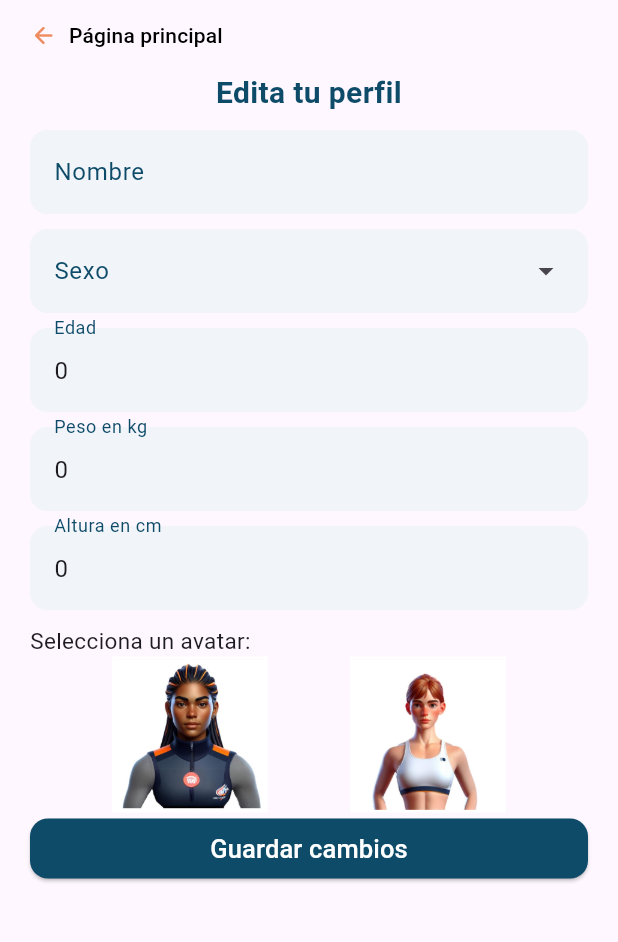
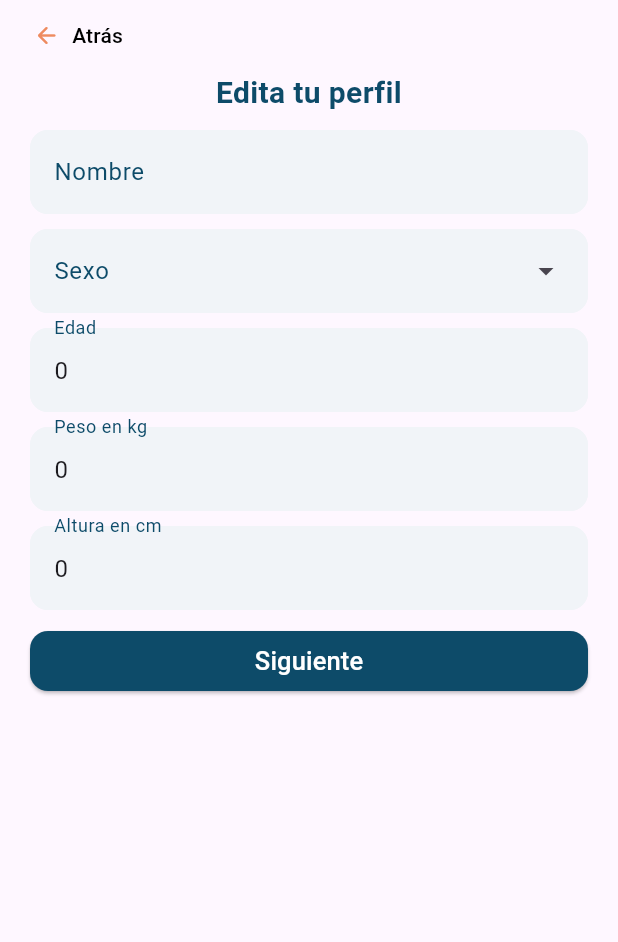
Before and after one commit to DaDomenzain/Ergoflow, a Flutter app: the screen it shows once a user with an empty profile is signed in, on a phone screen of 412 x 824 dp, the part 188-1130 px from its top. Run offline on Flutter 3.47's test engine with Material 3 defaults, Android fonts, the phone set to English and light mode, and no system bars; our stand-ins replace cloud_firestore, firebase_auth, firebase_core, flutter_blue_plus, get, permission_handler and 1 more; accounts and stored records are empty.

Commit message:
Firestore working

```diff
--- a/lib/logic/auth.dart
+++ b/lib/logic/auth.dart
@@ -1,3 +1,4 @@
+import 'package:ergo_flow/screens/home/home.dart';
 import 'package:ergo_flow/screens/login/login.dart';
 import 'package:ergo_flow/screens/profile_edit/profile_edit.dart';
 import 'package:firebase_auth/firebase_auth.dart';
--- a/lib/providers/user_info.dart
+++ b/lib/providers/user_info.dart
@@ -6,7 +6,7 @@ class MyUserInfo with ChangeNotifier {
   late int _age;
   late String _sex;
   String _name = 'Usuario';
-  String _avatar = 'assets/images/avatar_h_2.jpg';
+  String _avatar = 'assets/images/avatar_h_1.jpg';
   late String? _email;
 
   int get height {
--- a/lib/screens/global_widgets/go_back.dart
+++ b/lib/screens/global_widgets/go_back.dart
@@ -13,8 +13,7 @@ class GoBack extends StatelessWidget {
             Icons.arrow_back_rounded,
             color: ColorPalette.naranja,
           ),
-          label: Text('Página principal',
-              style: TextStyle(color: ColorPalette.negro)),
+          label: Text('Atrás', style: TextStyle(color: ColorPalette.negro)),
           style: TextButton.styleFrom(padding: const EdgeInsets.all(0)),
           onPressed: () {
             Navigator.pop(context);
--- a/lib/screens/home/widgets/button_list.dart
+++ b/lib/screens/home/widgets/button_list.dart
@@ -8,7 +8,7 @@ import 'package:ergo_flow/screens/new_measurement/new_measurement.dart';
 
 class ButtonList extends StatelessWidget {
   const ButtonList({super.key});
-  final double buttonheight = 40;
+  final double buttonheight = 45;
   final double buttonwidth = 175;
   @override
   Widget build(BuildContext context) {
--- a/lib/screens/profile_edit/widgets/profile_inputs.dart
+++ b/lib/screens/profile_edit/widgets/profile_inputs.dart
@@ -3,7 +3,7 @@ import 'package:ergo_flow/logic/profile_controller.dart';
 import 'package:ergo_flow/logic/user.dart';
 import 'package:ergo_flow/providers/user_info.dart';
 import 'package:ergo_flow/screens/global_widgets/my_textfield.dart';
-import 'package:ergo_flow/screens/home/home.dart';
+import 'package:ergo_flow/screens/profile_edit/avatar_select.dart';
 import 'package:flutter/material.dart';
 import 'package:get/get.dart';
 import 'package:provider/provider.dart';
@@ -24,130 +24,10 @@ class _ProfileInputsState extends State<ProfileInputs> {
   final TextEditingController weightController = TextEditingController();
   final TextEditingController heightController = TextEditingController();
 
-  String? selectedSex = '';
   String selectedAvatar = '';
   Color border1 = ColorPalette.blanco;
   Color border2 = ColorPalette.blanco;
   Color border3 = ColorPalette.blanco;
-
-  void editProfile() {}
-
-  Row buildAvatarSelector(String sex) {
-    Row avatarRow;
-
-    if (sex == 'Masculino') {
-      avatarRow = Row(
-        mainAxisAlignment: MainAxisAlignment.spaceEvenly,
-        children: [
-          Container(
-            decoration:
-                BoxDecoration(border: Border.all(color: border1, width: 2)),
-            child: GestureDetector(
-              onTap: () {
-                setState(() {
-                  border1 = ColorPalette.azul;
-                  border2 = ColorPalette.blanco;
-                  border3 = ColorPalette.blanco;
-                  selectedAvatar = 'assets/images/avatar_h_1.jpg';
-                });
-              }, // Image tapped
-              child: Image.asset(
-                'assets/images/avatar_h_1.jpg',
-                fit: BoxFit.cover, // Fixes border issues
-                width: 100.0,
-                height: 100.0,
-              ),
-            ),
-          ),
-          Container(
-            decoration:
-                BoxDecoration(border: Border.all(color: border2, width: 2)),
-            child: GestureDetector(
-              onTap: () {
-                setState(() {
-                  border1 = ColorPalette.blanco;
-                  border2 = ColorPalette.azul;
-                  border3 = ColorPalette.blanco;
-                  selectedAvatar = 'assets/images/avatar_h_2.jpg';
-                });
-              }, // Image tapped
-              child: Image.asset(
-                'assets/images/avatar_h_2.jpg',
-                fit: BoxFit.cover, // Fixes border issues
-                width: 100.0,
-                height: 100.0,
-              ),
-            ),
-          ),
-          Container(
-            decoration:
-                BoxDecoration(border: Border.all(color: border3, width: 2)),
-            child: GestureDetector(
-              onTap: () {
-                setState(() {
-                  border1 = ColorPalette.blanco;
-                  border2 = ColorPalette.blanco;
-                  border3 = ColorPalette.azul;
-                  selectedAvatar = 'assets/images/avatar_h_3.jpg';
-                });
-              }, // Image tapped
-              child: Image.asset(
-                'assets/images/avatar_h_3.jpg',
-                fit: BoxFit.cover, // Fixes border issues
-                width: 100.0,
-                height: 100.0,
-              ),
-            ),
-          ),
-        ],
-      );
-    } else {
-      avatarRow = Row(
-        mainAxisAlignment: MainAxisAlignment.spaceEvenly,
-        children: [
-          Container(
-            decoration:
-                BoxDecoration(border: Border.all(color: border1, width: 2)),
-            child: GestureDetector(
-              onTap: () {
-                setState(() {
-                  border1 = ColorPalette.azul;
-                  border2 = ColorPalette.blanco;
-                  selectedAvatar = 'assets/images/avatar_m_1.jpg';
-                });
-              }, // Image tapped
-              child: Image.asset(
-                'assets/images/avatar_m_1.jpg',
-                fit: BoxFit.cover, // Fixes border issues
-                width: 100.0,
-                height: 100.0,
-              ),
-            ),
-          ),
-          Container(
-            decoration:
-                BoxDecoration(border: Border.all(color: border2, width: 2)),
-            child: GestureDetector(
-              onTap: () {
-                setState(() {
-                  border1 = ColorPalette.blanco;
-                  border2 = ColorPalette.azul;
-                  selectedAvatar = 'assets/images/avatar_m_2.jpg';
-                });
-              }, // Image tapped
-              child: Image.asset(
-                'assets/images/avatar_m_2.jpg',
-                fit: BoxFit.cover, // Fixes border issues
-                width: 100.0,
-                height: 100.0,
-              ),
-            ),
-          ),
-        ],
-      );
-    }
-    return avatarRow;
-  }
 
   @override
   Widget build(BuildContext context) {
@@ -220,11 +100,6 @@ class _ProfileInputsState extends State<ProfileInputs> {
                           textStyle: TextStyle(color: ColorPalette.azul),
                         ))
                   ],
-                  onSelected: (String? sex) {
-                    setState(() {
-                      selectedSex = sex;
-                    });
-                  },
                 ),
                 const SizedBox(
                   height: 10,
@@ -253,9 +128,6 @@ class _ProfileInputsState extends State<ProfileInputs> {
                 const SizedBox(
                   height: 10,
                 ),
-                const Text('Selecciona un avatar:',
-                    style: TextStyle(fontSize: 15)),
-                buildAvatarSelector(sexController.text),
                 ElevatedButton(
                   style: ButtonStyle(
                       backgroundColor:
@@ -265,11 +137,10 @@ class _ProfileInputsState extends State<ProfileInputs> {
                         borderRadius: BorderRadius.circular(12.0),
                       ))),
                   child: Text(
-                    'Guardar cambios',
+                    'Siguiente',
                     style: TextStyle(color: ColorPalette.blanco, fontSize: 17),
                   ),
                   onPressed: () async {
-                    print(selectedAvatar);
                     final newUserData = FBUser(
                         id: userData.id,
                         email: userData.email,
@@ -278,15 +149,19 @@ class _ProfileInputsState extends State<ProfileInputs> {
                         sex: sexController.text,
                         height: int.parse(heightController.text),
                         weight: int.parse(weightController.text),
-                        avatar: selectedAvatar);
+                        avatar: userData.avatar);
                     userInfo.name = nameController.text;
-                    userInfo.avatar = selectedAvatar;
+                    userInfo.avatar = userData.avatar;
+                    userInfo.age = int.parse(ageController.text);
+                    userInfo.email = userData.email;
+                    userInfo.height = int.parse(heightController.text);
+                    userInfo.weight = int.parse(weightController.text);
                     await controller.updateRecord(newUserData);
                     Navigator.push(
                       context,
-                      MaterialPageRoute(builder: (context) => const Home()),
+                      MaterialPageRoute(
+                          builder: (context) => const AvatarSelect()),
                     );
-                    ;
                   },
                 )
               ],
```
Also changed, not shown: lib/screens/create_account/widgets/create_inputs.dart (+4 -3 lines), lib/screens/profile_edit/avatar_select.dart (added, +23 -0 lines), lib/screens/profile_edit/widgets/build_avatar.dart (added, +230 -0 lines).
